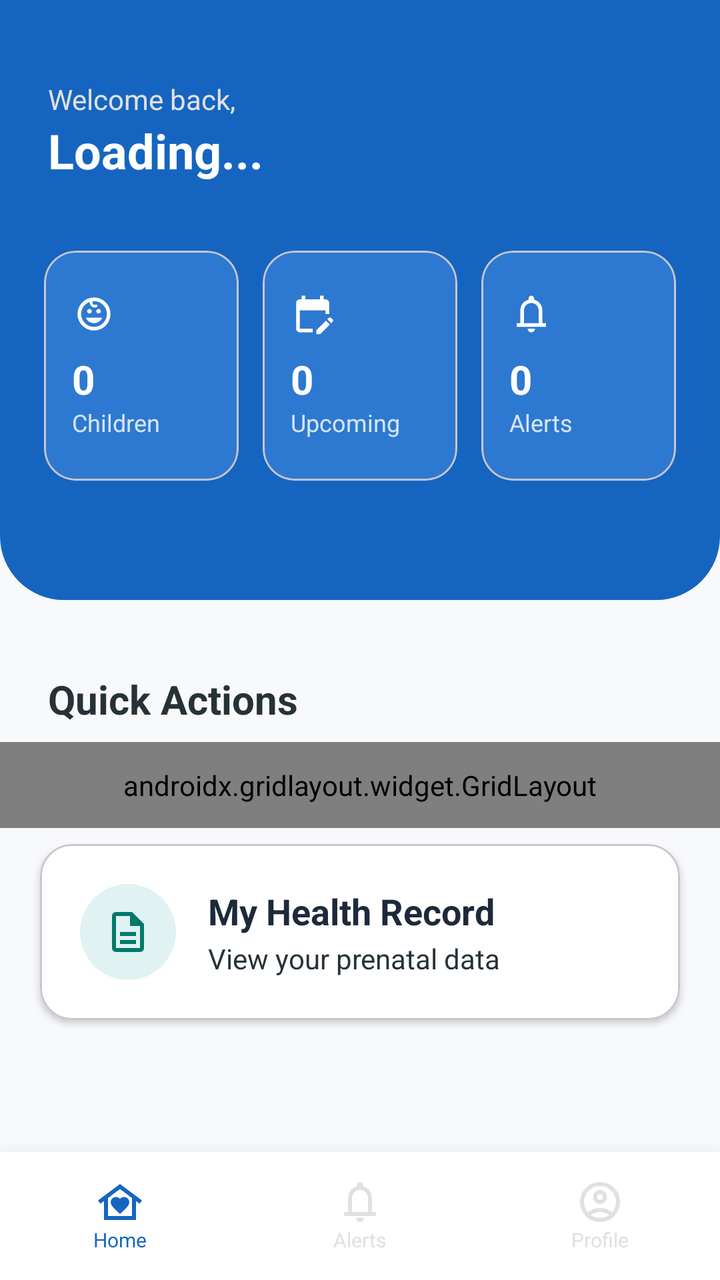
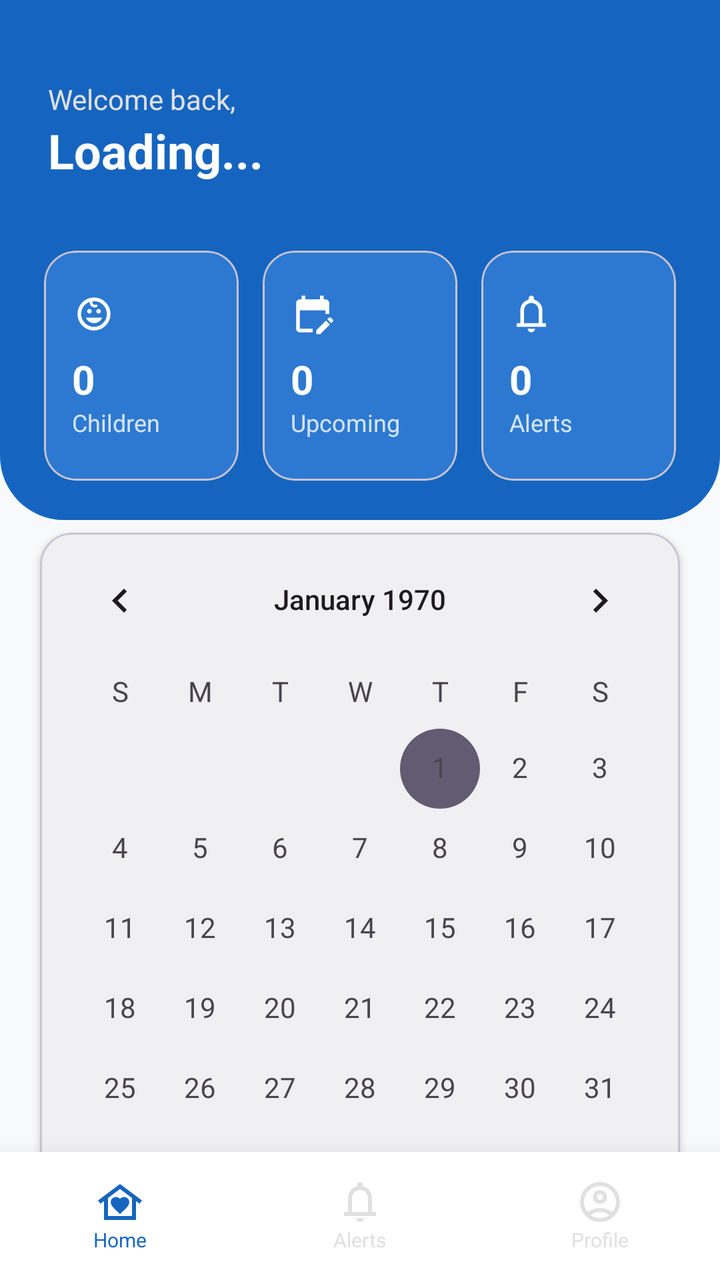

The first picture is an Android layout as it rendered before a commit; the second is the same layout after the commit. The layout source and the unified diff follow.
<!-- AndroidManifest.xml: application theme Theme.Mobicare -->
<!-- res/layout/fragment_patient_dashboard.xml -->
<?xml version="1.0" encoding="utf-8"?>
<androidx.constraintlayout.widget.ConstraintLayout xmlns:android="http://schemas.android.com/apk/res/android"
    xmlns:app="http://schemas.android.com/apk/res-auto"
    xmlns:tools="http://schemas.android.com/tools"
    android:layout_width="match_parent"
    android:layout_height="match_parent"
    android:background="#F8F9FA"
    tools:context=".patientDashboardFragment">

    <androidx.core.widget.NestedScrollView
        android:layout_width="match_parent"
        android:layout_height="0dp"
        android:fillViewport="true"
        app:layout_constraintBottom_toTopOf="@+id/bottomNavigation"
        app:layout_constraintTop_toTopOf="parent">

        <androidx.constraintlayout.widget.ConstraintLayout
            android:layout_width="match_parent"
            android:layout_height="wrap_content">

            <View
                android:id="@+id/headerBackground"
                android:layout_width="match_parent"
                android:layout_height="300dp"
                android:background="@drawable/header_rounded_bottom"
                app:layout_constraintTop_toTopOf="parent" />

            <TextView
                android:id="@+id/tvWelcomeBack"
                android:layout_width="wrap_content"
                android:layout_height="wrap_content"
                android:layout_marginStart="24dp"
                android:layout_marginTop="40dp"
                android:text="Welcome back,"
                android:textColor="#E0E0E0"
                android:textSize="14sp"
                app:layout_constraintStart_toStartOf="parent"
                app:layout_constraintTop_toTopOf="parent" />

            <TextView
                android:id="@+id/tvUserName"
                android:layout_width="wrap_content"
                android:layout_height="wrap_content"
                android:text="Loading..."
                android:textColor="@color/pure_white"
                android:textSize="24sp"
                android:textStyle="bold"
                app:layout_constraintStart_toStartOf="@+id/tvWelcomeBack"
                app:layout_constraintTop_toBottomOf="@+id/tvWelcomeBack" />

            <LinearLayout
                android:id="@+id/llSummary"
                android:layout_width="match_parent"
                android:layout_height="wrap_content"
                android:layout_marginTop="28dp"
                android:orientation="horizontal"
                android:paddingStart="16dp"
                android:paddingEnd="16dp"
                app:layout_constraintTop_toBottomOf="@+id/tvUserName">

                <com.google.android.material.card.MaterialCardView
                    android:layout_width="0dp"
                    android:layout_height="115dp"
                    android:layout_margin="6dp"
                    android:layout_weight="1"
                    app:cardBackgroundColor="#2D79D1"
                    app:cardCornerRadius="16dp"
                    app:cardElevation="0dp">
                    <LinearLayout
                        android:layout_width="match_parent"
                        android:layout_height="match_parent"
                        android:gravity="center_vertical"
                        android:orientation="vertical"
                        android:padding="14dp">
                        <ImageView android:layout_width="22dp" android:layout_height="22dp" android:src="@drawable/ic_child" app:tint="@color/pure_white" />
                        <TextView android:id="@+id/tvChildrenCount" android:layout_width="wrap_content" android:layout_height="wrap_content" android:layout_marginTop="8dp" android:text="0" android:textColor="@color/pure_white" android:textSize="20sp" android:textStyle="bold" />
                        <TextView android:layout_width="wrap_content" android:layout_height="wrap_content" android:text="Children" android:textColor="#CCFFFFFF" android:textSize="12sp" />
                    </LinearLayout>
                </com.google.android.material.card.MaterialCardView>

                <com.google.android.material.card.MaterialCardView
                    android:layout_width="0dp"
                    android:layout_height="115dp"
                    android:layout_margin="6dp"
                    android:layout_weight="1"
                    app:cardBackgroundColor="#2D79D1"
                    app:cardCornerRadius="16dp"
                    app:cardElevation="0dp">
                    <LinearLayout android:layout_width="match_parent" android:layout_height="match_parent" android:gravity="center_vertical" android:orientation="vertical" android:padding="14dp">
                        <ImageView android:layout_width="22dp" android:layout_height="22dp" android:src="@drawable/ic_consultation" app:tint="@color/pure_white" />
                        <TextView android:id="@+id/tvUpcomingCount" android:layout_width="wrap_content" android:layout_height="wrap_content" android:layout_marginTop="8dp" android:text="0" android:textColor="@color/pure_white" android:textSize="20sp" android:textStyle="bold" />
                        <TextView android:layout_width="wrap_content" android:layout_height="wrap_content" android:text="Upcoming" android:textColor="#CCFFFFFF" android:textSize="12sp" />
                    </LinearLayout>
                </com.google.android.material.card.MaterialCardView>

                <com.google.android.material.card.MaterialCardView
                    android:layout_width="0dp"
                    android:layout_height="115dp"
                    android:layout_margin="6dp"
                    android:layout_weight="1"
                    app:cardBackgroundColor="#2D79D1"
                    app:cardCornerRadius="16dp"
                    app:cardElevation="0dp">
                    <LinearLayout android:layout_width="match_parent" android:layout_height="match_parent" android:gravity="center_vertical" android:orientation="vertical" android:padding="14dp">
                        <ImageView android:layout_width="22dp" android:layout_height="22dp" android:src="@drawable/ic_notifications" app:tint="@color/pure_white" />
                        <TextView android:id="@+id/tvAlertBadgeCount" android:layout_width="wrap_content" android:layout_height="wrap_content" android:layout_marginTop="8dp" android:text="0" android:textColor="@color/pure_white" android:textSize="20sp" android:textStyle="bold" />
                        <TextView android:layout_width="wrap_content" android:layout_height="wrap_content" android:text="Alerts" android:textColor="#CCFFFFFF" android:textSize="12sp" />
                    </LinearLayout>
                </com.google.android.material.card.MaterialCardView>
            </LinearLayout>

            <TextView
                android:id="@+id/tvQuickActionsLabel"
                android:layout_width="wrap_content"
                android:layout_height="wrap_content"
                android:layout_marginStart="24dp"
                android:layout_marginTop="36dp"
                android:text="Quick Actions"
                android:textColor="@color/slate_navy"
                android:textSize="20sp"
                android:textStyle="bold"
                app:layout_constraintStart_toStartOf="parent"
                app:layout_constraintTop_toBottomOf="@+id/headerBackground" />

            <androidx.gridlayout.widget.GridLayout
                android:id="@+id/glQuickActions"
                android:layout_width="match_parent"
                android:layout_height="wrap_content"
                android:layout_marginTop="8dp"
                android:padding="12dp"
                app:columnCount="2"
                app:layout_constraintTop_toBottomOf="@+id/tvQuickActionsLabel">

                <com.google.android.material.card.MaterialCardView
                    android:id="@+id/cvMyChildren"
                    android:layout_width="0dp"
                    android:layout_height="wrap_content"
                    app:layout_columnWeight="1"
                    android:layout_margin="8dp"
                    app:cardBackgroundColor="@android:color/white"
                    app:cardCornerRadius="24dp"
                    app:cardElevation="2dp">
                    <LinearLayout android:layout_width="match_parent" android:layout_height="wrap_content" android:gravity="center" android:orientation="vertical" android:padding="24dp">
                        <ImageView android:layout_width="44dp" android:layout_height="44dp" android:background="@drawable/badge_green_light" android:padding="10dp" android:src="@drawable/ic_child" app:tint="#4CAF50" />
                        <TextView android:layout_width="wrap_content" android:layout_height="wrap_content" android:layout_marginTop="14dp" android:text="My Children" android:textColor="@color/slate_navy" android:textStyle="bold" />
                        <TextView android:layout_width="wrap_content" android:layout_height="wrap_content" android:text="View records" android:textColor="@color/slate_navy" android:textSize="12sp" />
                    </LinearLayout>
                </com.google.android.material.card.MaterialCardView>

                <com.google.android.material.card.MaterialCardView
                    android:id="@+id/cvConsultations"
                    android:layout_width="0dp"
                    android:layout_height="wrap_content"
                    app:layout_columnWeight="1"
                    android:layout_margin="8dp"
                    app:cardBackgroundColor="@android:color/white"
                    app:cardCornerRadius="24dp"
                    app:cardElevation="2dp">
                    <LinearLayout android:layout_width="match_parent" android:layout_height="wrap_content" android:gravity="center" android:orientation="vertical" android:padding="24dp">
                        <ImageView android:layout_width="44dp" android:layout_height="44dp" android:background="@drawable/circle_light_blue" android:padding="10dp" android:src="@drawable/ic_consultation" app:tint="@color/trust_blue" />
                        <TextView android:layout_width="wrap_content" android:layout_height="wrap_content" android:layout_marginTop="14dp" android:text="Consultations" android:textColor="@color/slate_navy" android:textStyle="bold" />
                        <TextView android:layout_width="wrap_content" android:layout_height="wrap_content" android:text="Schedule &amp; view" android:textColor="@color/slate_navy" android:textSize="12sp" />
                    </LinearLayout>
                </com.google.android.material.card.MaterialCardView>

            </androidx.gridlayout.widget.GridLayout>


            <com.google.android.material.card.MaterialCardView
                android:id="@+id/cvMyRecord"
                android:layout_width="match_parent"
                android:layout_height="wrap_content"
                android:layout_marginStart="20dp"
                android:layout_marginEnd="20dp"
                android:layout_marginTop="8dp"
                android:clickable="true"
                android:focusable="true"
                app:cardBackgroundColor="@android:color/white"
                app:cardCornerRadius="16dp"
                app:cardElevation="2dp"
                app:layout_constraintEnd_toEndOf="parent"
                app:layout_constraintStart_toStartOf="parent"
                app:layout_constraintTop_toBottomOf="@+id/glQuickActions">

                <LinearLayout
                    android:layout_width="match_parent"
                    android:layout_height="wrap_content"
                    android:gravity="center_vertical"
                    android:orientation="horizontal"
                    android:padding="20dp">

                    <ImageView
                        android:layout_width="48dp"
                        android:layout_height="48dp"
                        android:background="@drawable/circle_green"
                        android:backgroundTint="#E0F2F1"
                        android:padding="12dp"
                        android:src="@drawable/ic_records"
                        app:tint="#00796B" />

                    <LinearLayout
                        android:layout_width="0dp"
                        android:layout_height="wrap_content"
                        android:layout_marginStart="16dp"
                        android:layout_weight="1"
                        android:orientation="vertical">

                        <TextView
                            android:layout_width="wrap_content"
                            android:layout_height="wrap_content"
                            android:text="My Health Record"
                            android:textColor="#1E293B"
                            android:textSize="18sp"
                            android:textStyle="bold" />

                        <TextView
                            android:layout_width="wrap_content"
                            android:layout_height="wrap_content"
                            android:layout_marginTop="2dp"
                            android:text="View your prenatal data"
                            android:textColor="@color/slate_navy"
                            android:textSize="14sp" />
                    </LinearLayout>
                </LinearLayout>
            </com.google.android.material.card.MaterialCardView>

            <LinearLayout
                android:id="@+id/llActivityItems"
                android:layout_width="match_parent"
                android:layout_height="wrap_content"
                android:orientation="vertical"
                android:padding="12dp"
                android:layout_marginTop="12dp"
                android:layout_marginBottom="24dp"
                app:layout_constraintTop_toBottomOf="@+id/cvMyRecord"
                app:layout_constraintStart_toStartOf="parent"
                app:layout_constraintEnd_toEndOf="parent"
                app:layout_constraintBottom_toBottomOf="parent">

            </LinearLayout>

        </androidx.constraintlayout.widget.ConstraintLayout>
    </androidx.core.widget.NestedScrollView>

    <include
        android:id="@+id/bottomNavigation"
        layout="@layout/layout_bottom_nav_patient"
        android:layout_width="match_parent"
        android:layout_height="64dp"
        app:layout_constraintBottom_toBottomOf="parent" />

</androidx.constraintlayout.widget.ConstraintLayout>
<!-- res/layout/layout_bottom_nav_patient.xml (included above) -->
<?xml version="1.0" encoding="utf-8"?>
<LinearLayout xmlns:android="http://schemas.android.com/apk/res/android"
    xmlns:app="http://schemas.android.com/apk/res-auto"
    android:id="@+id/bottomNavigationPatient"
    android:layout_width="match_parent"
    android:layout_height="64dp"
    android:background="@color/pure_white"
    android:elevation="16dp"
    android:orientation="horizontal">

    <LinearLayout
        android:id="@+id/nav_home"
        android:layout_width="0dp"
        android:layout_height="match_parent"
        android:layout_weight="1"
        android:gravity="center"
        android:orientation="vertical"
        android:clickable="true"
        android:focusable="true"
        android:background="?attr/selectableItemBackground">
        <ImageView
            android:layout_width="24dp"
            android:layout_height="24dp"
            android:src="@drawable/ic_home"
            app:tint="@color/trust_blue" />
        <TextView
            android:layout_width="wrap_content"
            android:layout_height="wrap_content"
            android:text="Home"
            android:textColor="@color/trust_blue"
            android:textSize="10sp" />
    </LinearLayout>

    <LinearLayout
        android:id="@+id/nav_alerts"
        android:layout_width="0dp"
        android:layout_height="match_parent"
        android:layout_weight="1"
        android:gravity="center"
        android:orientation="vertical"
        android:clickable="true"
        android:focusable="true"
        android:background="?attr/selectableItemBackground">
        <FrameLayout
            android:layout_width="wrap_content"
            android:layout_height="wrap_content">
            <ImageView
                android:layout_width="24dp"
                android:layout_height="24dp"
                android:src="@drawable/ic_notifications"
                app:tint="@color/cool_grey" />
            <TextView
                android:id="@+id/tvBottomAlertBadge"
                android:layout_width="12dp"
                android:layout_height="12dp"
                android:layout_gravity="top|end"
                android:background="@drawable/circle_red"
                android:gravity="center"
                android:text="0"
                android:textColor="@color/pure_white"
                android:textSize="8sp"
                android:visibility="gone" />
        </FrameLayout>
        <TextView
            android:layout_width="wrap_content"
            android:layout_height="wrap_content"
            android:text="Alerts"
            android:textColor="@color/cool_grey"
            android:textSize="10sp" />
    </LinearLayout>

    <LinearLayout
        android:id="@+id/nav_profile"
        android:layout_width="0dp"
        android:layout_height="match_parent"
        android:layout_weight="1"
        android:gravity="center"
        android:orientation="vertical"
        android:clickable="true"
        android:focusable="true"
        android:background="?attr/selectableItemBackground">
        <ImageView
            android:layout_width="24dp"
            android:layout_height="24dp"
            android:src="@drawable/ic_profile"
            app:tint="@color/cool_grey" />
        <TextView
            android:layout_width="wrap_content"
            android:layout_height="wrap_content"
            android:text="Profile"
            android:textColor="@color/cool_grey"
            android:textSize="10sp" />
    </LinearLayout>
</LinearLayout>
<!-- resources referenced by this layout -->
<resources>
  <color name="cool_grey">#E0E0E0</color>
  <color name="pure_white">#FFFFFF</color>
  <color name="slate_navy">#263238</color>
  <color name="trust_blue">#1565C0</color>
  <!-- drawable badge_green_light (drawable) -->
  <?xml version="1.0" encoding="utf-8"?>
  <shape xmlns:android="http://schemas.android.com/apk/res/android">
      <solid android:color="#E8F5E9" />
      <corners android:radius="16dp" />
  </shape>
  <!-- drawable circle_green (drawable) -->
  <?xml version="1.0" encoding="utf-8"?>
  <shape xmlns:android="http://schemas.android.com/apk/res/android"
      android:shape="oval">
  
      <solid android:color="#388E3C" />
  
  </shape>
  <!-- drawable circle_light_blue (drawable) -->
  <?xml version="1.0" encoding="utf-8"?>
  <shape xmlns:android="http://schemas.android.com/apk/res/android"
      android:shape="oval">
      <solid android:color="#E3F2FD" />
  </shape>
  <!-- drawable circle_red (drawable) -->
  <?xml version="1.0" encoding="utf-8"?>
  <shape xmlns:android="http://schemas.android.com/apk/res/android"
      android:shape="oval">
      <solid android:color="#F44336" />
  </shape>
  <!-- drawable header_rounded_bottom (drawable) -->
  <?xml version="1.0" encoding="utf-8"?>
  <shape xmlns:android="http://schemas.android.com/apk/res/android">
      <solid android:color="@color/trust_blue" />
      <corners
          android:bottomLeftRadius="32dp"
          android:bottomRightRadius="32dp" />
  </shape>
  <!-- drawable ic_consultation (drawable) -->
  <vector xmlns:android="http://schemas.android.com/apk/res/android" android:height="24dp" android:tint="#000000" android:viewportHeight="24" android:viewportWidth="24" android:width="24dp">
        
      <path android:fillColor="@android:color/white" android:pathData="M12,22H5c-1.11,0 -2,-0.9 -2,-2L3.01,6c0,-1.1 0.88,-2 1.99,-2h1V2h2v2h8V2h2v2h1c1.1,0 2,0.9 2,2v6h-2v-2H5v10h7V22zM22.13,16.99l0.71,-0.71c0.39,-0.39 0.39,-1.02 0,-1.41l-0.71,-0.71c-0.39,-0.39 -1.02,-0.39 -1.41,0l-0.71,0.71L22.13,16.99zM21.42,17.7l-5.3,5.3H14v-2.12l5.3,-5.3L21.42,17.7z"/>
      
  </vector>
  <!-- drawable ic_home (drawable) -->
  <vector xmlns:android="http://schemas.android.com/apk/res/android" android:height="24dp" android:tint="#000000" android:viewportHeight="960" android:viewportWidth="960" android:width="24dp">
        
      <path android:fillColor="@android:color/white" android:pathData="M480,120L920,450L872,514L800,460L800,840L160,840L160,460L88,514L40,450L480,120ZM294,482Q294,535 351,595Q408,655 480,720Q552,655 609,595Q666,535 666,482Q666,438 636,409Q606,380 564,380Q538,380 516.5,390.5Q495,401 480,418Q465,401 442.5,390.5Q420,380 396,380Q354,380 324,409Q294,438 294,482ZM720,760L720,400L480,220L240,400L240,760L720,760ZM720,760L240,760L240,760L480,760L720,760Z"/>
      
  </vector>
  <style name="Theme.Mobicare" parent="Base.Theme.Mobicare" />
  <style name="Base.Theme.Mobicare" parent="Theme.Material3.DayNight.NoActionBar">
          <item name="android:fontFamily">sans-serif</item>
          <item name="fontFamily">sans-serif</item>
          <item name="colorPrimary">@color/healing_green</item>
          <item name="colorOnPrimary">@color/pure_white</item>
          <item name="colorPrimaryContainer">@color/healing_green</item>
          <item name="colorOnPrimaryContainer">@color/pure_white</item>
          <item name="android:statusBarColor">#155A91</item>
      </style>
  <color name="healing_green">#388E3C</color>
  <!-- unchanged entries left out for length: 4 -->
</resources>

<!-- the commit's change to res/layout/fragment_patient_dashboard.xml (unified diff, before → after) -->
@@ -21,7 +21,7 @@
             <View
                 android:id="@+id/headerBackground"
                 android:layout_width="match_parent"
-                android:layout_height="300dp"
+                android:layout_height="260dp"
                 android:background="@drawable/header_rounded_bottom"
                 app:layout_constraintTop_toTopOf="parent" />
 
@@ -109,25 +109,43 @@
                 </com.google.android.material.card.MaterialCardView>
             </LinearLayout>
 
+            <com.google.android.material.card.MaterialCardView
+                android:id="@+id/cvCalendar"
+                android:layout_width="match_parent"
+                android:layout_height="wrap_content"
+                android:layout_marginHorizontal="20dp"
+                android:layout_marginTop="20dp"
+                app:cardCornerRadius="16dp"
+                app:cardElevation="2dp"
+                app:layout_constraintTop_toBottomOf="@+id/llSummary">
+
+                <CalendarView
+                    android:id="@+id/dashboardCalendar"
+                    android:layout_width="match_parent"
+                    android:layout_height="wrap_content"
+                    android:dateTextAppearance="@android:style/TextAppearance.Material.Small"
+                    android:weekDayTextAppearance="@android:style/TextAppearance.Material.Small" />
+            </com.google.android.material.card.MaterialCardView>
+
             <TextView
                 android:id="@+id/tvQuickActionsLabel"
                 android:layout_width="wrap_content"
                 android:layout_height="wrap_content"
                 android:layout_marginStart="24dp"
-                android:layout_marginTop="36dp"
+                android:layout_marginTop="20dp"
                 android:text="Quick Actions"
                 android:textColor="@color/slate_navy"
                 android:textSize="20sp"
                 android:textStyle="bold"
                 app:layout_constraintStart_toStartOf="parent"
-                app:layout_constraintTop_toBottomOf="@+id/headerBackground" />
+                app:layout_constraintTop_toBottomOf="@+id/cvCalendar" />
 
             <androidx.gridlayout.widget.GridLayout
                 android:id="@+id/glQuickActions"
                 android:layout_width="match_parent"
                 android:layout_height="wrap_content"
                 android:layout_marginTop="8dp"
-                android:padding="12dp"
+                android:padding="1dp"
                 app:columnCount="2"
                 app:layout_constraintTop_toBottomOf="@+id/tvQuickActionsLabel">
 
@@ -170,8 +188,8 @@
                 android:id="@+id/cvMyRecord"
                 android:layout_width="match_parent"
                 android:layout_height="wrap_content"
-                android:layout_marginStart="20dp"
-                android:layout_marginEnd="20dp"
+                android:layout_marginStart="18dp"
+                android:layout_marginEnd="18dp"
                 android:layout_marginTop="8dp"
                 android:clickable="true"
                 android:focusable="true"
@@ -181,7 +199,6 @@
                 app:layout_constraintEnd_toEndOf="parent"
                 app:layout_constraintStart_toStartOf="parent"
                 app:layout_constraintTop_toBottomOf="@+id/glQuickActions">
-
                 <LinearLayout
                     android:layout_width="match_parent"
                     android:layout_height="wrap_content"
@@ -210,7 +227,7 @@
                             android:layout_height="wrap_content"
                             android:text="My Health Record"
                             android:textColor="#1E293B"
-                            android:textSize="18sp"
+                            android:textSize="14sp"
                             android:textStyle="bold" />
 
                         <TextView
@@ -219,7 +236,7 @@
                             android:layout_marginTop="2dp"
                             android:text="View your prenatal data"
                             android:textColor="@color/slate_navy"
-                            android:textSize="14sp" />
+                            android:textSize="12sp" />
                     </LinearLayout>
                 </LinearLayout>
             </com.google.android.material.card.MaterialCardView>
